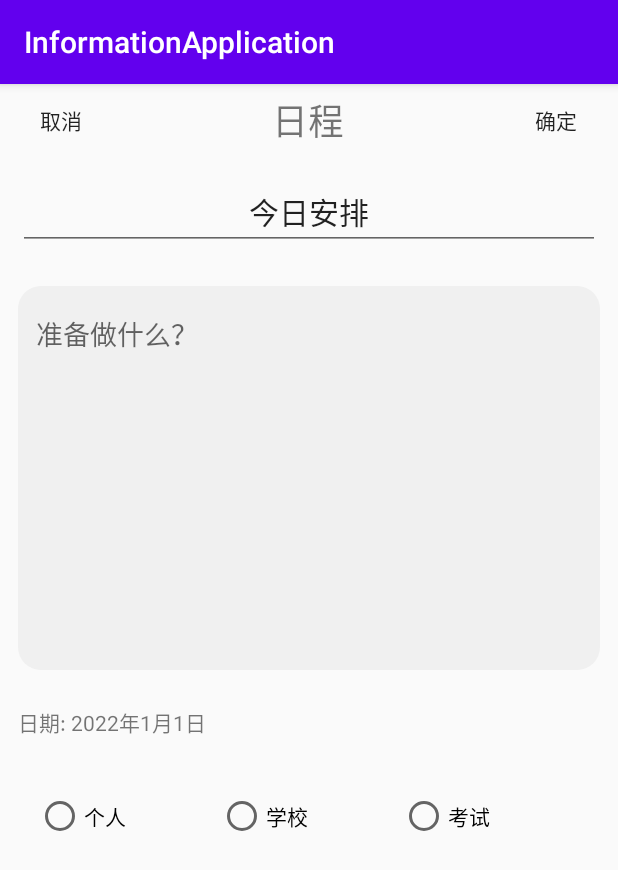
After one commit to InckieUltra/postgraduate-information-app, an Android app: the ScheduleActivity screen opened directly, with no data from a screen before it, on a phone screen of 412 x 824 dp. The commit adds this screen. Shown: the top 870 px of the screen. Run offline under Robolectric (Android 15) with nearby library versions, the phone set to English and light mode, and no system bars.

Commit message:
添加功能：添加日程

```diff
--- a/app/src/main/AndroidManifest.xml
+++ b/app/src/main/AndroidManifest.xml
@@ -14,9 +14,12 @@
         android:theme="@style/Theme.InformationApplication"
         tools:targetApi="31">
         <activity
+            android:name=".ui.middle.ScheduleActivity"
+            android:exported="false" />
+        <activity
             android:name=".MainActivity"
             android:exported="true"
-                android:label="@string/title_activity_main"/>
+            android:label="@string/title_activity_main" />
     </application>
 
 </manifest>
--- /dev/null
+++ b/app/src/main/java/com/example/informationapplication/ui/middle/ScheduleActivity.kt
@@ -0,0 +1,123 @@
+package com.example.informationapplication.ui.middle
+
+import android.content.Intent
+import android.os.Bundle
+import android.view.View
+import android.widget.Button
+import android.widget.EditText
+import android.widget.TextView
+import androidx.appcompat.app.AppCompatActivity
+import com.example.informationapplication.MainActivity
+import com.example.informationapplication.R
+import com.example.informationapplication.databinding.ActivityScheduleBinding
+import java.util.*
+
+class ScheduleActivity : AppCompatActivity() {
+    private var _binding: ActivityScheduleBinding? = null
+    private val binding get() = _binding!!
+
+    private var initSchedule: Schedule? = null
+    private val scheduleDataHelper: ScheduleDataHelper = ScheduleDataHelper(this, 1)
+    private lateinit var dateTextView: TextView
+    private lateinit var cancelButton: Button
+    private lateinit var editButton: Button
+    private lateinit var titleText: EditText
+    private lateinit var contentText: EditText
+
+    override fun onCreate(savedInstanceState: Bundle?) {
+        super.onCreate(savedInstanceState)
+        setContentView(R.layout.activity_schedule)
+        _binding = ActivityScheduleBinding.inflate(layoutInflater)
+        dateTextView = binding.dateText
+        cancelButton = binding.cancel
+        editButton = binding.edit
+        titleText = binding.titleText
+        contentText = binding.contentText
+        val root: View = binding.root
+        setContentView(root)
+
+        // TODO fill initSchedule
+
+        // show date text
+        var dateText: String = "日期: "
+        dateText += (intent.getIntExtra("year", 2022)).toString() + "年" +
+                (intent.getIntExtra("month", 1)).toString() + "月" +
+                intent.getIntExtra("date", 1).toString() + "日" +
+                (when (intent.getIntExtra("day", -1)) {
+                    1 -> " 星期一"
+                    2 -> " 星期二"
+                    3 -> " 星期三"
+                    4 -> " 星期四"
+                    5 -> " 星期五"
+                    6 -> " 星期六"
+                    0 -> " 星期日"
+                    else -> ""
+                })
+        dateTextView.text = dateText
+
+        // click cancel button
+        cancelButton.setOnClickListener {
+            val intent: Intent = Intent(this, MainActivity::class.java)
+            startActivity(intent)
+        }
+
+        when{
+            intent.getBooleanExtra("isNew", true) -> editSchedule()
+            else -> checkSchedule(initSchedule) // TODO show a schedule
+        }
+    }
+
+    private fun editSchedule() {
+        editButton.text = "确定"
+
+        titleText.focusable = View.FOCUSABLE
+        titleText.isFocusableInTouchMode = true
+        titleText.requestFocus()
+
+        contentText.focusable = View.FOCUSABLE
+        contentText.isFocusableInTouchMode = true
+        contentText.requestFocus()
+
+        editButton.setOnClickListener {
+            // done
+            scheduleDataHelper.addOrUpdateSchedule(this.createNewSchedule())
+            val intent: Intent = Intent(this, MainActivity::class.java)
+            startActivity(intent)
+        }
+    }
+
+    private fun checkSchedule(schedule: Schedule?){
+        editButton.text = "编辑"
+
+        // TODO show a schedule
+        titleText.setText(initSchedule!!.title)
+        titleText.focusable = View.NOT_FOCUSABLE
+        titleText.isFocusableInTouchMode = false
+
+        contentText.setText(initSchedule!!.content)
+        contentText.focusable = View.NOT_FOCUSABLE
+        contentText.isFocusableInTouchMode = false
+        //contentText.setText("test")
+
+        editButton.setOnClickListener {
+            // edit
+            editSchedule()
+        }
+    }
+
+    private fun createNewSchedule(): Schedule {
+        var schedule: Schedule = Schedule()
+        val cal = Calendar.getInstance()
+        cal.set(intent.getIntExtra("year", 2022) - 1900,
+            intent.getIntExtra("month", 1) - 1,
+            intent.getIntExtra("date", 1))
+        schedule.date = cal.time
+        schedule.title = titleText.text.toString()
+        schedule.content = contentText.text.toString()
+        if (initSchedule != null) {
+            schedule.id = initSchedule!!.id
+        }
+        //TODO choose tag
+        return schedule
+    }
+}
--- /dev/null
+++ b/app/src/main/java/com/example/informationapplication/ui/middle/ScheduleDataHelper.kt
@@ -0,0 +1,26 @@
+package com.example.informationapplication.ui.middle
+
+import android.content.Context
+import android.database.sqlite.SQLiteDatabase
+import android.database.sqlite.SQLiteOpenHelper
+
+class ScheduleDataHelper(private val context: Context?, version: Int): SQLiteOpenHelper(context, "schedule.db", null, version) {
+    private val createDB: String = "CREATE TABLE schedule " +
+            "(id INTEGER PRIMARY KEY AUTOINCREMENT, " +
+            "title TEXT, " +
+            "content TEXT, " +
+            "date TEXT NOT NULL, " +
+            "tag TEXT)"
+
+    override fun onCreate(db: SQLiteDatabase) {
+        db.execSQL(createDB)
+    }
+
+    override fun onUpgrade(p0: SQLiteDatabase?, p1: Int, p2: Int) {
+        TODO("Not yet implemented")
+    }
+
+    fun addOrUpdateSchedule(schedule: Schedule) {
+        // TODO insert schedule
+    }
+}
--- /dev/null
+++ b/app/src/main/res/drawable/btn_transparent_background.xml
@@ -0,0 +1,5 @@
+<?xml version="1.0" encoding="utf-8"?>
+<shape xmlns:android="http://schemas.android.com/apk/res/android">
+    <soild android:color="#00000000"/>
+    <stroke android:width="0dp"/>
+</shape>
--- /dev/null
+++ b/app/src/main/res/drawable/editor_gray_background.xml
@@ -0,0 +1,7 @@
+<?xml version="1.0" encoding="utf-8"?>
+<shape xmlns:android="http://schemas.android.com/apk/res/android">
+    <solid android:color="#FFF0F0F0"/>
+    <stroke android:width="0dp" android:color="#000000"/>
+    <corners android:radius="15dp"/>
+
+</shape>
--- /dev/null
+++ b/app/src/main/res/layout/activity_schedule.xml
@@ -0,0 +1,149 @@
+<?xml version="1.0" encoding="utf-8"?>
+<androidx.constraintlayout.widget.ConstraintLayout xmlns:android="http://schemas.android.com/apk/res/android"
+    xmlns:app="http://schemas.android.com/apk/res-auto"
+    xmlns:tools="http://schemas.android.com/tools"
+    android:layout_width="match_parent"
+    android:layout_height="match_parent"
+    tools:context=".ui.middle.ScheduleActivity">
+
+    <LinearLayout
+        android:layout_width="match_parent"
+        android:layout_height="wrap_content"
+        app:layout_constraintTop_toTopOf="parent"
+        android:orientation="vertical">
+
+        <LinearLayout
+            android:layout_width="match_parent"
+            android:layout_height="wrap_content"
+            android:layout_weight="1"
+            app:layout_constraintTop_toTopOf="parent"
+            app:layout_constraintLeft_toLeftOf="parent"
+            app:layout_constraintRight_toRightOf="parent">
+
+            <Button
+                android:id="@+id/cancel"
+                android:layout_width="0dp"
+                android:layout_height="match_parent"
+                android:layout_weight="1"
+                android:background="@drawable/btn_transparent_background"
+                android:text="取消">
+            </Button>
+
+            <TextView
+                android:layout_width="0dp"
+                android:layout_height="match_parent"
+                android:layout_weight="3"
+                android:layout_marginTop="6dp"
+                android:textAlignment="center"
+                android:textSize="24dp"
+                android:text="日程">
+            </TextView>
+
+            <Button
+                android:id="@+id/edit"
+                android:layout_width="0dp"
+                android:layout_height="match_parent"
+                android:layout_weight="1"
+                android:background="@drawable/btn_transparent_background"
+                android:text="确定">
+            </Button>
+
+        </LinearLayout>
+
+        <LinearLayout
+            android:layout_width="match_parent"
+            android:layout_height="wrap_content"
+            android:layout_weight="10"
+            android:orientation="vertical">
+
+            <EditText
+                android:id="@+id/titleText"
+                android:layout_width="match_parent"
+                android:layout_height="wrap_content"
+                android:layout_marginTop="12dp"
+                android:layout_marginBottom="12dp"
+                android:layout_marginLeft="12dp"
+                android:layout_marginRight="12dp"
+                android:textAlignment="center"
+                android:inputType="text"
+                android:textSize="20dp"
+                android:text="今日安排">
+
+            </EditText>
+
+            <EditText
+                android:id="@+id/contentText"
+                android:layout_width="match_parent"
+                android:layout_height="256dp"
+                android:layout_marginTop="12dp"
+                android:layout_marginBottom="12dp"
+                android:layout_marginLeft="12dp"
+                android:layout_marginRight="12dp"
+                android:textAlignment="textStart"
+                android:paddingBottom="192dp"
+                android:paddingStart="12dp"
+                android:background="@drawable/editor_gray_background"
+                android:inputType="text"
+                android:hint="准备做什么？">
+
+            </EditText>
+
+            <TextView
+                android:id="@+id/dateText"
+                android:layout_width="match_parent"
+                android:layout_height="wrap_content"
+                android:layout_marginTop="12dp"
+                android:layout_marginBottom="12dp"
+                android:layout_marginLeft="12dp"
+                android:layout_marginRight="12dp"
+                android:text="日期">
+
+            </TextView>
+
+        </LinearLayout>
+
+        <LinearLayout
+            android:layout_width="match_parent"
+            android:layout_height="wrap_content"
+            android:orientation="horizontal">
+
+            <RadioGroup
+                android:id="@+id/tag"
+                android:layout_width="match_parent"
+                android:layout_height="wrap_content"
+                android:layout_margin="24dp"
+                android:orientation="horizontal">
+
+                <RadioButton
+                    android:id="@+id/box1"
+                    android:text="个人"
+                    android:layout_width="wrap_content"
+                    android:layout_height="wrap_content"
+                    android:layout_weight="1">
+
+                </RadioButton>
+
+                <RadioButton
+                    android:id="@+id/box2"
+                    android:text="学校"
+                    android:layout_width="wrap_content"
+                    android:layout_height="wrap_content"
+                    android:layout_weight="1">
+
+                </RadioButton>
+
+                <RadioButton
+                    android:id="@+id/box3"
+                    android:text="考试"
+                    android:layout_width="wrap_content"
+                    android:layout_height="wrap_content"
+                    android:layout_weight="1">
+
+                </RadioButton>
+
+            </RadioGroup>
+
+        </LinearLayout>
+
+    </LinearLayout>
+</androidx.constraintlayout.widget.ConstraintLayout>
--- a/app/src/main/res/layout/fragment_middle.xml
+++ b/app/src/main/res/layout/fragment_middle.xml
@@ -53,7 +53,7 @@
     </LinearLayout>
 
     <com.google.android.material.floatingactionbutton.FloatingActionButton
-            android:id="@+id/addButton"
+        android:id="@+id/addScheduleButton"
         android:layout_width="wrap_content"
         android:layout_height="wrap_content"
         android:layout_gravity="top|end"
--- a/app/src/main/res/values/themes.xml
+++ b/app/src/main/res/values/themes.xml
@@ -1,6 +1,6 @@
 <resources xmlns:tools="http://schemas.android.com/tools">
     <!-- Base application theme. -->
-    <style name="Theme.InformationApplication" parent="Theme.MaterialComponents.DayNight.DarkActionBar">
+    <style name="Theme.InformationApplication" parent="Theme.MaterialComponents.DayNight.DarkActionBar.Bridge">
         <!-- Primary brand color. -->
         <item name="colorPrimary">@color/purple_500</item>
         <item name="colorPrimaryVariant">@color/purple_700</item>
```
Also changed, not shown: app/src/main/java/com/example/informationapplication/ui/middle/MiddleFragment.kt (+32 -4 lines), app/src/main/java/com/example/informationapplication/ui/middle/Schedual.kt (deleted, +0 -10 lines), app/src/main/java/com/example/informationapplication/ui/middle/Schedule.kt (added, +11 -0 lines). Lines whose indentation alone changed are shown as unchanged.
